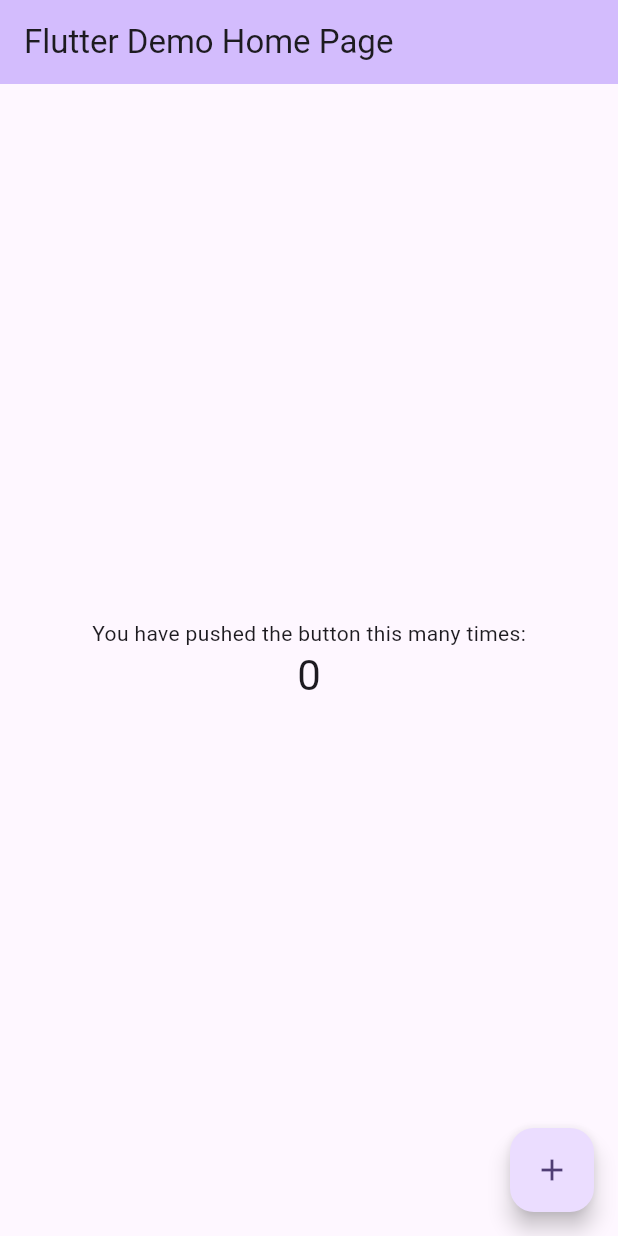
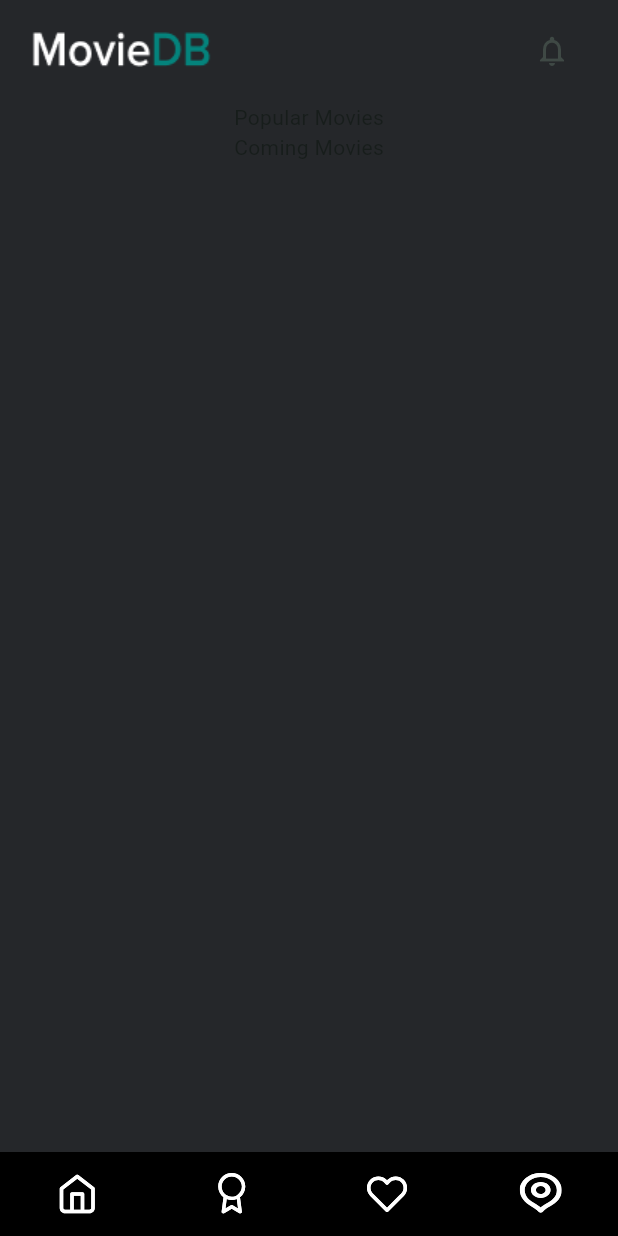
Before and after one commit to rehanarroihan/fluttermovie, a Flutter app: the screen it shows after launch, on a phone screen of 412 x 824 dp. Run offline on Flutter 3.47's test engine with Material 2 defaults, Android fonts, the phone set to English and light mode, and no system bars; our stand-ins replace bloc, dio, equatable, flutter_bloc, flutter_map, flutter_svg and 1 more.

Commit message:
initializing main navigation

```diff
--- /dev/null
+++ b/lib/bloc/movie_cubit.dart
@@ -0,0 +1,10 @@
+import 'package:bloc/bloc.dart';
+import 'package:equatable/equatable.dart';
+
+part 'movie_state.dart';
+
+class MovieCubit extends Cubit<MovieState> {
+  MovieCubit() : super(MovieInitial());
+
+
+}
--- /dev/null
+++ b/lib/bloc/movie_state.dart
@@ -0,0 +1,10 @@
+part of 'movie_cubit.dart';
+
+abstract class MovieState extends Equatable {
+  const MovieState();
+
+  @override
+  List<Object> get props => [];
+}
+
+class MovieInitial extends MovieState {}
--- a/lib/main.dart
+++ b/lib/main.dart
@@ -1,69 +1,16 @@
 import 'package:flutter/material.dart';
+import 'package:fluttermovie/app.dart';
 
-void main() {
+import 'main_app.dart';
+
+void main() async {
+  WidgetsFlutterBinding.ensureInitialized();
+
+  App.configure(
+    apiBaseURL: 'https://api.themoviedb.org/3/',
+  );
+
+  await App().init();
+
   runApp(const MyApp());
 }
-
-class MyApp extends StatelessWidget {
-  const MyApp({super.key});
-
-  @override
-  Widget build(BuildContext context) {
-    return MaterialApp(
-      title: 'Flutter Demo',
-      theme: ThemeData(
-        colorScheme: ColorScheme.fromSeed(seedColor: Colors.deepPurple),
-        useMaterial3: true,
-      ),
-      home: const MyHomePage(title: 'Flutter Demo Home Page'),
-    );
-  }
-}
-
-class MyHomePage extends StatefulWidget {
-  const MyHomePage({super.key, required this.title});
-
-  final String title;
-
-  @override
-  State<MyHomePage> createState() => _MyHomePageState();
-}
-
-class _MyHomePageState extends State<MyHomePage> {
-  int _counter = 0;
-
-  void _incrementCounter() {
-    setState(() {
-      _counter++;
-    });
-  }
-
-  @override
-  Widget build(BuildContext context) {
-    return Scaffold(
-      appBar: AppBar(
-        backgroundColor: Theme.of(context).colorScheme.inversePrimary,
-        title: Text(widget.title),
-      ),
-      body: Center(
-        child: Column(
-          mainAxisAlignment: MainAxisAlignment.center,
-          children: <Widget>[
-            const Text(
-              'You have pushed the button this many times:',
-            ),
-            Text(
-              '$_counter',
-              style: Theme.of(context).textTheme.headlineMedium,
-            ),
-          ],
-        ),
-      ),
-      floatingActionButton: FloatingActionButton(
-        onPressed: _incrementCounter,
-        tooltip: 'Increment',
-        child: const Icon(Icons.add),
-      ),
-    );
-  }
-}
--- /dev/null
+++ b/lib/main_app.dart
@@ -0,0 +1,27 @@
+import 'package:flutter/material.dart';
+import 'package:flutter_bloc/flutter_bloc.dart';
+import 'package:fluttermovie/bloc/movie_cubit.dart';
+import 'package:fluttermovie/presentation/screen/home/home_screen.dart';
+
+class MyApp extends StatelessWidget {
+  const MyApp({super.key});
+
+  @override
+  Widget build(BuildContext context) {
+    MovieCubit movieCubit = MovieCubit();
+
+    return MultiBlocProvider(
+      providers: [
+        BlocProvider<MovieCubit>(create: (context) => movieCubit),
+      ],
+      child: MaterialApp(
+        title: 'Movie Flutter',
+        theme: ThemeData(
+          colorScheme: ColorScheme.fromSeed(seedColor: Colors.tealAccent.shade200),
+          useMaterial3: true,
+        ),
+        home: const HomeScreen(),
+      ),
+    );
+  }
+}
--- /dev/null
+++ b/lib/presentation/screen/home/home_screen.dart
@@ -0,0 +1,94 @@
+import 'package:flutter/material.dart';
+import 'package:fluttermovie/presentation/screen/home/favorite_section.dart';
+import 'package:fluttermovie/presentation/screen/home/home_section.dart';
+import 'package:fluttermovie/presentation/screen/home/map_section.dart';
+import 'package:fluttermovie/presentation/screen/home/search_section.dart';
+import 'package:fluttermovie/presentation/widget/navigation_button.dart';
+
+class HomeScreen extends StatefulWidget {
+  const HomeScreen({Key? key}) : super(key: key);
+
+  @override
+  _HomeScreenState createState() => _HomeScreenState();
+}
+
+class _HomeScreenState extends State<HomeScreen> {
+  late PageController _controller;
+
+  @override
+  void initState() {
+    _controller = PageController(
+      initialPage: 0,
+    );
+
+    super.initState();
+  }
+
+  @override
+  Widget build(BuildContext context) {
+    return Scaffold(
+      body: PageView(
+        controller: _controller,
+        children: const [
+          HomeSection(),
+          SearchSection(),
+          FavoriteSection(),
+          MapSection()
+        ],
+      ),
+      bottomNavigationBar: Container(
+        decoration: BoxDecoration(
+          color: Colors.black
+        ),
+        child: Row(
+          children: [
+            Expanded(
+              child: NavigationButton(
+                iconAssetPath: 'assets/icons/ic_home.svg',
+                isActive: false,
+                onPressed: () {
+                  _controller.animateToPage(
+                    0,
+                    duration: const Duration(milliseconds: 500),
+                    curve: Curves.ease
+                  );
+                },
+              ),
+            ),
+            Expanded(
+              child: NavigationButton(
+                iconAssetPath: 'assets/icons/ic_award.svg',
+                isActive: false,
+                onPressed: () {
+
+                },
+              ),
+            ),
+            Expanded(
+              child: NavigationButton(
+                iconAssetPath: 'assets/icons/ic_favorite.svg',
+                isActive: false,
+                onPressed: () {
+
+                },
+              ),
+            ),
+            Expanded(
+              child: NavigationButton(
+                iconAssetPath: 'assets/icons/ic_location.svg',
+                isActive: false,
+                onPressed: () {
+                  _controller.animateToPage(
+                    3,
+                    duration: const Duration(milliseconds: 500),
+                    curve: Curves.ease
+                  );
+                },
+              ),
+            ),
+          ],
+        ),
+      ),
+    );
+  }
+}
--- /dev/null
+++ b/lib/presentation/screen/home/home_section.dart
@@ -0,0 +1,36 @@
+import 'package:flutter/material.dart';
+import 'package:fluttermovie/res/colors.dart';
+
+class HomeSection extends StatelessWidget {
+  const HomeSection({Key? key}) : super(key: key);
+
+  @override
+  Widget build(BuildContext context) {
+    return Scaffold(
+      backgroundColor: AppColors.background,
+      body: Column(
+        children: [
+          Container(
+            padding: EdgeInsets.symmetric(horizontal: 20, vertical: 10),
+            child: Row(
+              mainAxisAlignment: MainAxisAlignment.spaceBetween,
+              children: [
+                Image.asset(
+                  'assets/images/logo.png'
+                ),
+                IconButton(
+                  onPressed: () {
+
+                  },
+                  icon: const Icon(Icons.notifications_none),
+                )
+              ],
+            ),
+          ),
+          Text('Popular Movies'),
+          Text('Coming Movies'),
+        ],
+      ),
+    );
+  }
+}
--- /dev/null
+++ b/lib/presentation/widget/navigation_button.dart
@@ -0,0 +1,43 @@
+import 'package:flutter/material.dart';
+import 'package:flutter_svg/flutter_svg.dart';
+import 'package:fluttermovie/res/colors.dart';
+
+class NavigationButton extends StatelessWidget {
+  final String iconAssetPath;
+  final bool isActive;
+  final Function onPressed;
+
+  const NavigationButton({
+    Key? key,
+    required this.iconAssetPath,
+    required this.isActive,
+    required this.onPressed
+  }) : super(key: key);
+
+  @override
+  Widget build(BuildContext context) {
+    return TextButton(
+      style: TextButton.styleFrom(
+        tapTargetSize: MaterialTapTargetSize.shrinkWrap,
+        padding: EdgeInsets.zero,
+        minimumSize: const Size(0, 0),
+        shape: RoundedRectangleBorder(
+          borderRadius: BorderRadius.circular(4),
+        ),
+        foregroundColor: Colors.white
+      ),
+      onPressed: () {
+        onPressed();
+      },
+      child: Container(
+        padding: const EdgeInsets.symmetric(vertical: 14, horizontal: 14),
+        child: SvgPicture.asset(
+          iconAssetPath,
+          height: 28,
+          width: 28,
+          color: isActive ? AppColors.primaryColor : Colors.white,
+        ),
+      ),
+    );
+  }
+}
--- /dev/null
+++ b/lib/res/colors.dart
@@ -0,0 +1,7 @@
+import 'dart:ui';
+
+class AppColors {
+  static Color primaryColor = const Color(0xFF04837C);
+
+  static Color background = const Color(0xFF25272A);
+}
```
Also changed, not shown: lib/app.dart (added, +31 -0 lines), lib/presentation/screen/home/favorite_section.dart (added, +10 -0 lines), lib/presentation/screen/home/map_section.dart (added, +33 -0 lines), lib/presentation/screen/home/search_section.dart (added, +15 -0 lines), pubspec.yaml (+10 -45 lines), assets/icons/ic_award.svg (added), assets/icons/ic_favorite.svg (added), assets/icons/ic_home.svg (added), assets/icons/ic_location.svg (added), assets/images/logo.png (added), lib/repository/movie_repository.dart (added), pubspec.lock, 2 other files.
